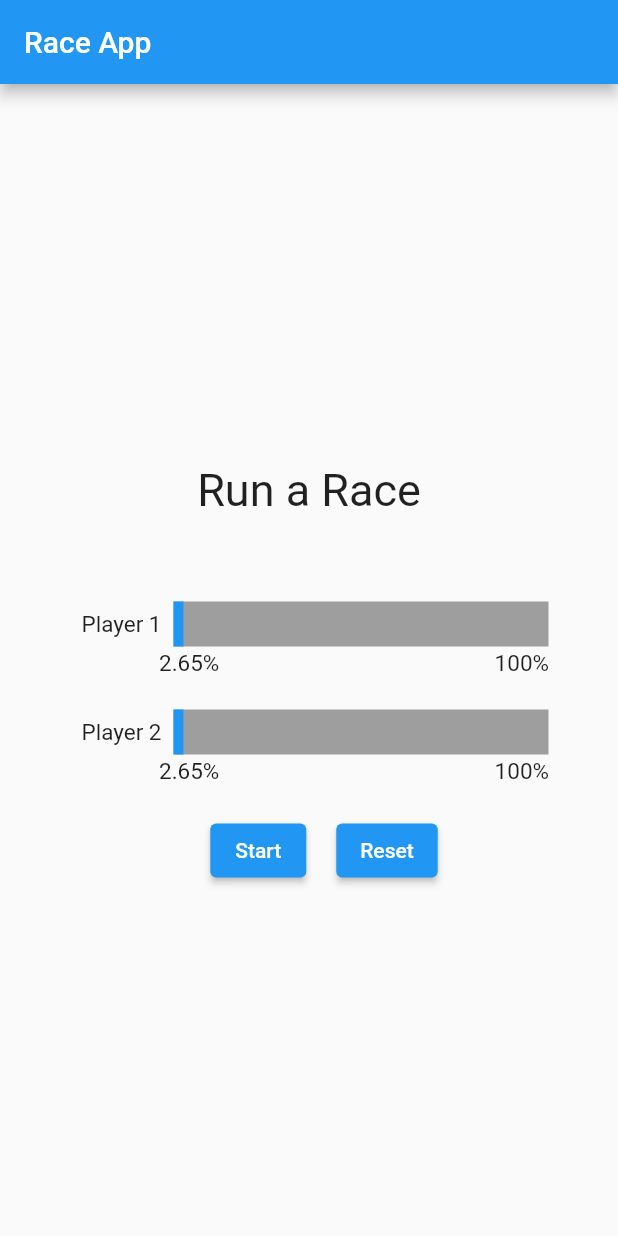
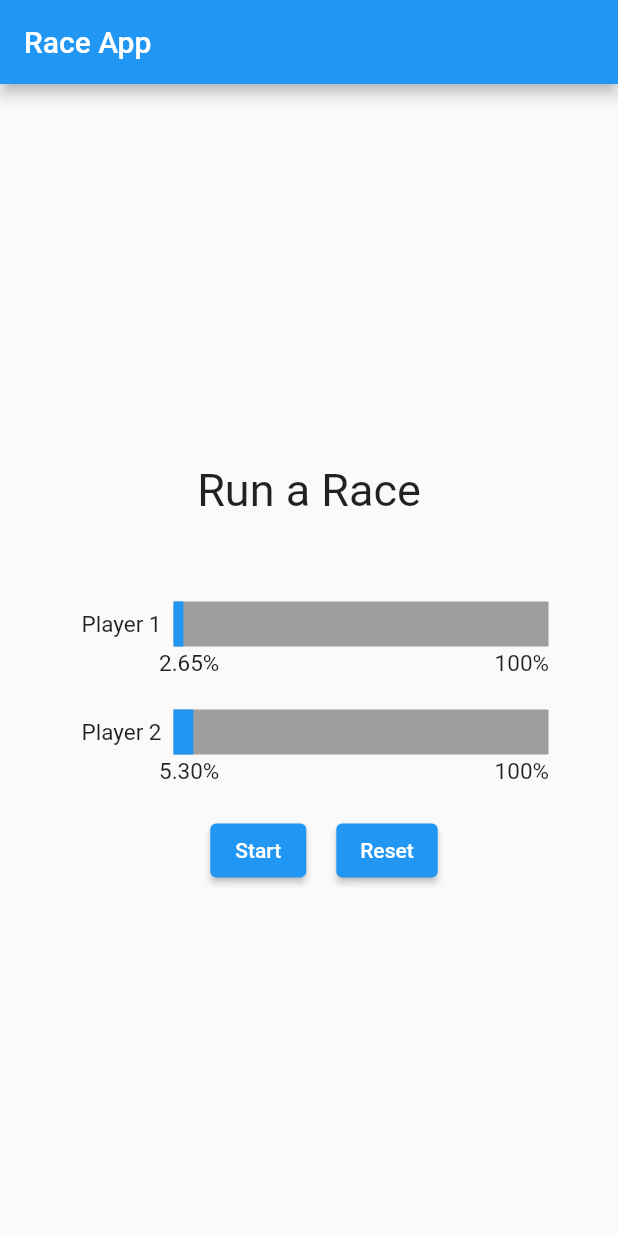
Before and after one commit to jaffarabbas/Race-Tracker-App-Flutter, a Flutter app: the screen it shows after launch, after a tap on "Start", on a phone screen of 412 x 824 dp. Run offline on Flutter 3.47's test engine with Material 2 defaults, Android fonts, the phone set to English and light mode, and no system bars.

```diff
--- a/flutter_race_tracker/lib/Screen/HomePage.dart
+++ b/flutter_race_tracker/lib/Screen/HomePage.dart
@@ -49,7 +49,7 @@ class _HomePageState extends State<HomePage> {
           await Future.delayed(Duration(milliseconds: 200));
           setState(() {
             player1score = Random().nextDouble() * increment;
-            player2score = Random().nextDouble() * increment;
+            player2score = (Random().nextDouble() * increment) * 2;
             update(player1score, player2score);
             setScoreToResult();
           });
```
